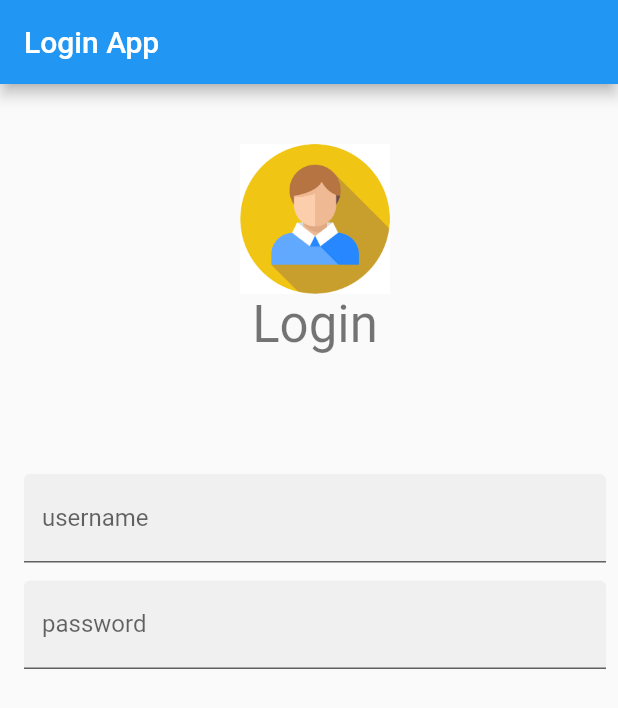
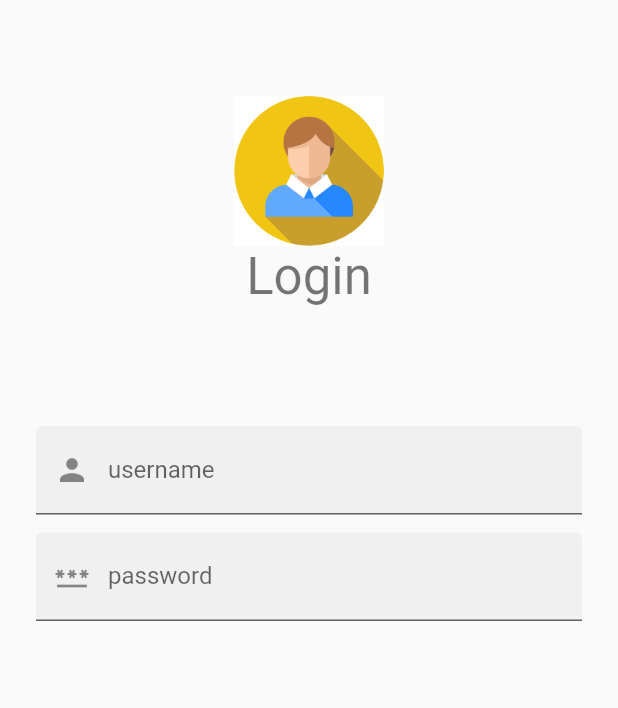
Before and after one commit to omer358/Login-Flutter-App, a Flutter app: the screen it shows after launch, on a phone screen of 412 x 824 dp. Shown: the top 708 px of the screen. Run offline on Flutter 3.47's test engine with Material 2 defaults, Android fonts, the phone set to English and light mode, and no system bars.

Commit message:
change the padding to symmetric

```diff
--- a/lib/main.dart
+++ b/lib/main.dart
@@ -31,13 +31,11 @@ class _MyHomePageState extends State<MyHomePage> {
   @override
   Widget build(BuildContext context) {
     return Scaffold(
-      appBar: AppBar(
-        title: const Text("Login App"),
-      ),
-      body: ListView(
-        padding: const EdgeInsets.fromLTRB(16.0, 8.0, 8.0, 8.0),
+      body: SafeArea(
+        child: ListView(
+          padding: const EdgeInsets.symmetric(horizontal: 24.0),
           children: [
-          const SizedBox(height: 32.0),
+            const SizedBox(height: 64.0),
             Column(
               children: [
                 Center(
@@ -60,6 +58,7 @@ class _MyHomePageState extends State<MyHomePage> {
             const SizedBox(height: 80),
             const TextField(
               decoration: InputDecoration(
+                prefixIcon: Icon(Icons.person),
                 filled: true,
                 labelText: "username",
               ),
@@ -69,6 +68,7 @@ class _MyHomePageState extends State<MyHomePage> {
             ),
             const TextField(
               decoration: InputDecoration(
+                prefixIcon: Icon(Icons.password),
                 labelText: "password",
                 filled: true,
               ),
@@ -76,6 +76,7 @@ class _MyHomePageState extends State<MyHomePage> {
             )
           ],
         ),
+      ),
     );
   }
 }
```
Lines whose indentation alone changed are shown as unchanged.
